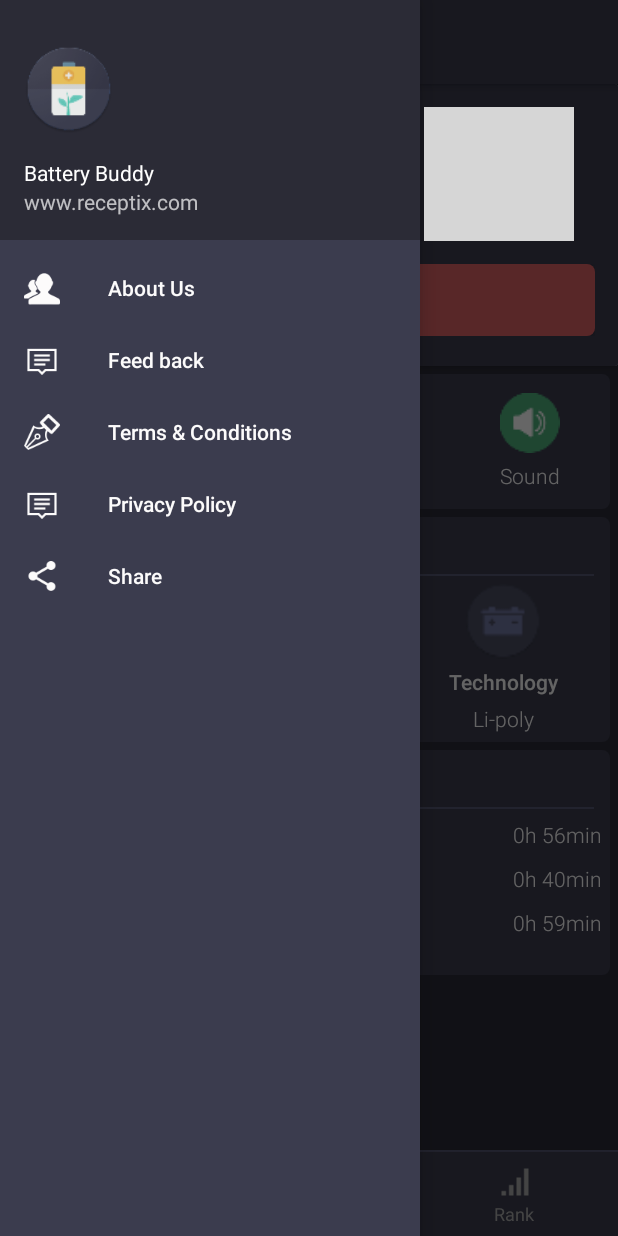
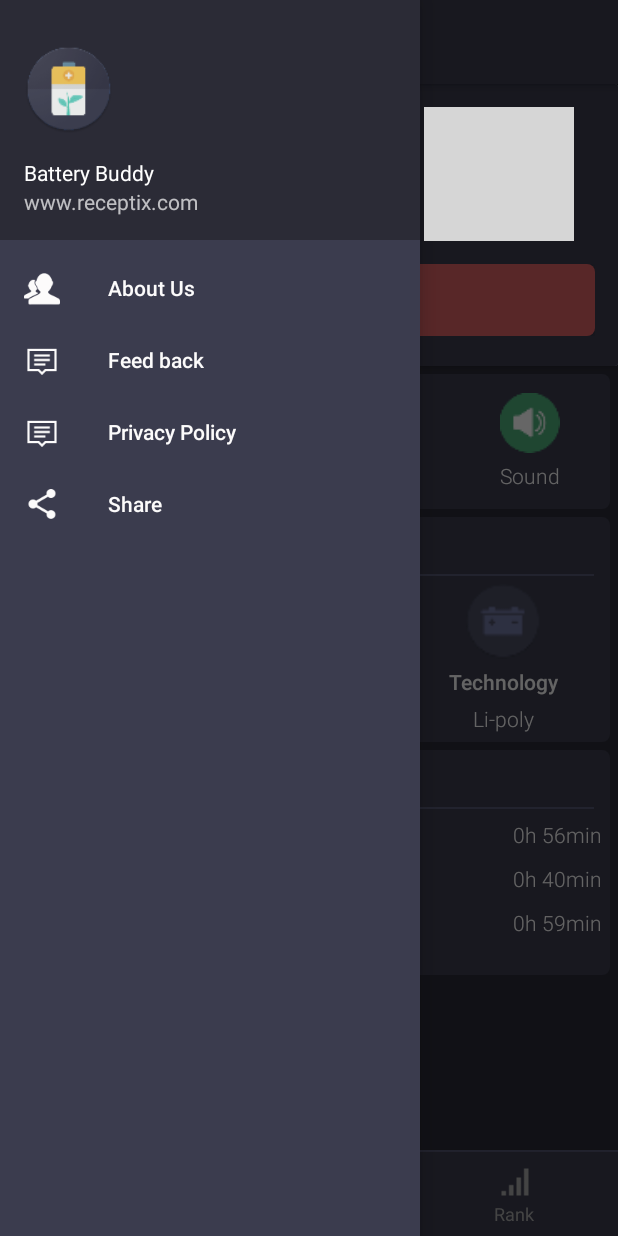
Before and after one commit to tashinyima/Battery-Booster, an Android app: the NavigationActivity screen opened directly, with no data from a screen before it, with the side drawer open, on a phone screen of 412 x 824 dp. Run offline under Robolectric (Android 15) with nearby library versions, the phone set to English and light mode, and no system bars; our stand-ins replace data binding; libraries missing offline, so code that uses them is left out: com.afollestad.materialdialogs, com.github.lzyzsd.circleprogress, me.itangqi.waveloadingview, net.bohush.geometricprogressview; plain views replace DonutProgress; grey boxes are pictures that could not be loaded.

Commit message:
removed terms and conditions from nav menu.

```diff
--- a/app/src/main/res/menu/activity_navigation_drawer.xml
+++ b/app/src/main/res/menu/activity_navigation_drawer.xml
@@ -11,10 +11,6 @@
             android:icon="@drawable/ic_feedback"
             android:title="@string/navfeedback" />
         <item
-            android:id="@+id/nav_terms_policy"
-            android:icon="@drawable/ic_terms_ofuse"
-            android:title="@string/nav_terms_policy" />
-        <item
             android:id="@+id/nav_privacy_policy"
             android:icon="@drawable/ic_feedback"
             android:title="@string/privacy_policy_heading"/>
--- a/app/src/main/res/values/strings.xml
+++ b/app/src/main/res/values/strings.xml
@@ -155,7 +155,7 @@
     <string name="andtext">and</string>
     <string name="privacynoticetext">Privacy Policy</string>
     <string name="acceptandcontinue"><![CDATA[ACCEPT & CONTINUE]]></string>
-    <string name="privacynotice"><![CDATA[<!DOCTYPE html>
+    <string name="privacynotice" formatted="false"><![CDATA[<!DOCTYPE html>
 <html>
 	<head>
 		<meta charset="UTF-8">
@@ -187,7 +187,7 @@ Log Data
 																											<p>We want to inform you that whenever you use our Service, in a case of an error in the app we collect data and information (through third party products) on your phone called Log Data. This Log Data may include information such as your device Internet Protocol (“IP”) address, device name, operating system version, the configuration of the app when utilizing our Service, the time and date of your use of the Service, and other statistics.</p>
 																											<h3>Cookies</h3>
 																											<p>Cookies are files with small amount of data that is commonly used an anonymous unique identifier. These are sent to your browser from the website that you visit and are stored on your device internal memory.
-This Service does not use these “cookies” explicitly. However, the app may use third party code and libraries that use “cookies” to collection information and to improve their services. You have the option to either accept or refuse these cookies and know when a cookie is being sent to your device. If you choose to refuse our cookies, you may not be able to use some portions of this Service.</p>
+This Service does not use these cookies explicitly. However, the app may use third party code and libraries that use cookies to collection information and to improve their services. You have the option to either accept or refuse these cookies and know when a cookie is being sent to your device. If you choose to refuse our cookies, you may not be able to use some portions of this Service.</p>
 																											<h3>Service Providers</h3>
 																											<p>
     We may employ third-party companies and individuals due to the following reasons:
@@ -244,7 +244,7 @@ We want to inform users of this Service that these third parties have access to
     <string name="about_us_content" formatted="false"><![CDATA[<!DOCTYPE html>
 <html>
     <body>
-BatteryBuddy is an application to solve all the problems related to your battery. It’s a simple app to extend the life of your battery and phone speed.
+BatteryBuddy is an application to solve all the problems related to your battery. It is a simple app to extend the life of your battery and phone speed.
 
 
 
```
Also changed, not shown: app/src/main/java/com/receptix/batterybuddy/activities/NavigationActivity.java (+9 -4 lines).
